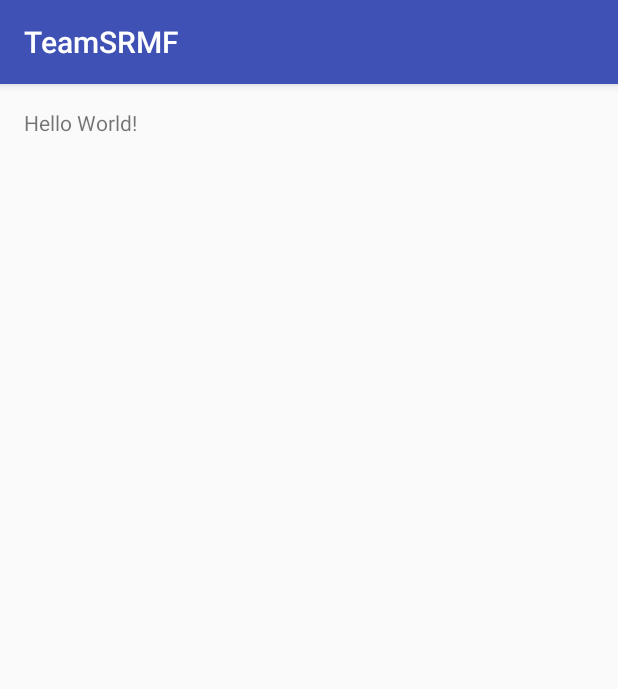
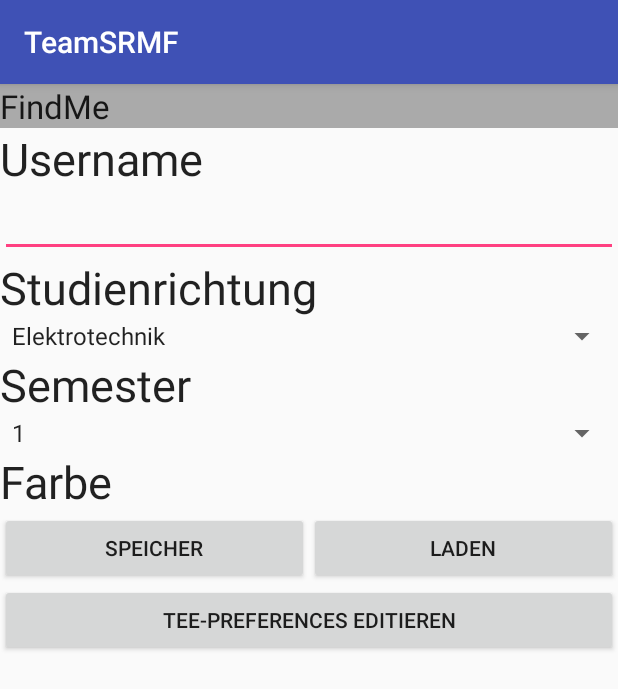
Before and after one commit to 0wncl0ud/MobProPro, an Android app: the screen it shows after launch (MainActivity), on a phone screen of 412 x 824 dp. Shown: the top 689 px of the screen. Run offline under Robolectric (Android 15) with nearby library versions, the phone set to English and light mode, and no system bars.

Commit message:
Beginn Begrüssungspage

```diff
--- a/TeamSRMF/app/src/main/res/layout/activity_main.xml
+++ b/TeamSRMF/app/src/main/res/layout/activity_main.xml
@@ -1,16 +1,117 @@
 <?xml version="1.0" encoding="utf-8"?>
-<RelativeLayout xmlns:android="http://schemas.android.com/apk/res/android"
+
+
+<ScrollView xmlns:android="http://schemas.android.com/apk/res/android"
     xmlns:tools="http://schemas.android.com/tools"
-    android:layout_width="match_parent"
-    android:layout_height="match_parent"
-    android:paddingBottom="@dimen/activity_vertical_margin"
-    android:paddingLeft="@dimen/activity_horizontal_margin"
-    android:paddingRight="@dimen/activity_horizontal_margin"
-    android:paddingTop="@dimen/activity_vertical_margin"
-    tools:context="mobpro.hslu.ch.teamsrmf.MainActivity">
+    android:layout_width="fill_parent"
+    android:layout_height="wrap_content"
+    android:id="@+id/scrollView"
+    android:layout_alignParentTop="true"
+    android:layout_centerHorizontal="true"
+    >
 
-    <TextView
-        android:layout_width="wrap_content"
-        android:layout_height="wrap_content"
-        android:text="Hello World!" />
-</RelativeLayout>
+    <LinearLayout
+        android:orientation="vertical"
+        android:layout_width="match_parent"
+        android:layout_height="match_parent"
+        android:weightSum="1">
+
+        <TextView
+            android:layout_width="match_parent"
+            android:layout_height="wrap_content"
+            android:textAppearance="?android:attr/textAppearanceLarge"
+            android:text="FindMe"
+            android:id="@+id/AppName"
+            android:singleLine="false"
+            android:background="@android:color/darker_gray"/>
+        <TextView
+            android:layout_width="match_parent"
+            android:layout_height="wrap_content"
+            android:textAppearance="?android:attr/textAppearanceLarge"
+            android:text="Username"
+            android:id="@+id/textView"
+            android:textSize="30dp"
+            android:singleLine="false" />
+
+        <EditText
+            android:layout_width="match_parent"
+            android:layout_height="wrap_content"
+            android:id="@+id/editText"
+            android:layout_gravity="center_horizontal" />
+
+        <TextView
+            android:layout_width="match_parent"
+            android:layout_height="wrap_content"
+            android:textAppearance="?android:attr/textAppearanceLarge"
+            android:text="Studienrichtung"
+            android:id="@+id/TxtStudienrichtung"
+            android:textSize="30dp"
+            android:singleLine="false" />
+
+        <Spinner
+            android:layout_width="match_parent"
+            android:layout_height="wrap_content"
+            android:entries="@array/Studienrichtung"
+            android:entryValues="@array/StudienrichtungValues"
+            android:key="Studienrichtung"
+            android:persistent="true"
+            android:shouldDisableView="true"
+            android:id="@+id/spinnerStudienrichtung"/>
+
+        <TextView
+            android:layout_width="match_parent"
+            android:layout_height="wrap_content"
+            android:textAppearance="?android:attr/textAppearanceLarge"
+            android:text="Semester"
+            android:id="@+id/TxtSemester"
+            android:textSize="30dp"
+            android:singleLine="false" />
+
+        <Spinner
+            android:layout_width="match_parent"
+            android:layout_height="wrap_content"
+            android:entries="@array/Semester"
+            android:entryValues="@array/SemesterValues"
+            android:key="Studienrichtung"
+            android:persistent="true"
+            android:shouldDisableView="true"
+            android:id="@+id/spinnerStudienrichtung"/>
+
+        <TextView
+            android:layout_width="match_parent"
+            android:layout_height="wrap_content"
+            android:textAppearance="?android:attr/textAppearanceLarge"
+            android:text="Farbe"
+            android:id="@+id/TxtFarbe"
+            android:textSize="30dp"
+            android:singleLine="false" />
+
+        <LinearLayout
+            android:orientation="horizontal"
+            android:layout_width="match_parent"
+            android:layout_height="match_parent"
+            android:weightSum="100">
+
+            <Button
+                android:layout_width="fill_parent"
+                android:layout_height="wrap_content"
+                android:text="Speicher"
+                android:id="@+id/buttonSave"
+                android:layout_weight="50"
+                android:onClick="saveOnClick"/>
+            <Button
+                android:layout_width="fill_parent"
+                android:layout_height="wrap_content"
+                android:text="Laden"
+                android:id="@+id/buttonLoad"
+                android:layout_weight="50"
+                android:onClick="loadOnClick"/>
+        </LinearLayout>
+        <Button
+            android:layout_width="match_parent"
+            android:layout_height="wrap_content"
+            android:text="TEE-Preferences Editieren"
+            android:id="@+id/buttonTeePrefEdit"
+            android:onClick="buttonTeePrefEditClicked" />
+    </LinearLayout>
+</ScrollView>
--- /dev/null
+++ b/TeamSRMF/app/src/main/res/values/array.xml
@@ -0,0 +1,46 @@
+<?xml version="1.0" encoding="utf-8"?>
+<resources>
+    <string-array name="Studienrichtung">
+        <item>Elektrotechnik</item>
+        <item>Informatik</item>
+        <item>Maschinenbau</item>
+        <item>Wirtschaftsinformatik</item>
+        <item>Architektur</item>
+        <item>Dozent</item>
+        <item>Sonstige</item>
+    </string-array>
+    <string-array name="StudienrichtungValues">
+        <item>Elektrotechnik</item>
+        <item>Informatik</item>
+        <item>Maschinenbau</item>
+        <item>Wirtschaftsinformatik</item>
+        <item>Architektur</item>
+        <item>Dozent</item>
+        <item>Sonstige</item>
+    </string-array>
+    <string-array name="Semester">
+        <item>1</item>
+        <item>2</item>
+        <item>3</item>
+        <item>4</item>
+        <item>5</item>
+        <item>6</item>
+        <item>7</item>
+        <item>8</item>
+        <item>9</item>
+        <item>weitere</item>
+    </string-array>
+    <string-array name="SemesterValues">
+        <item>1</item>
+        <item>2</item>
+        <item>3</item>
+        <item>4</item>
+        <item>5</item>
+        <item>6</item>
+        <item>7</item>
+        <item>8</item>
+        <item>9</item>
+        <item>weitere</item>
+    </string-array>
+
+</resources>
```
